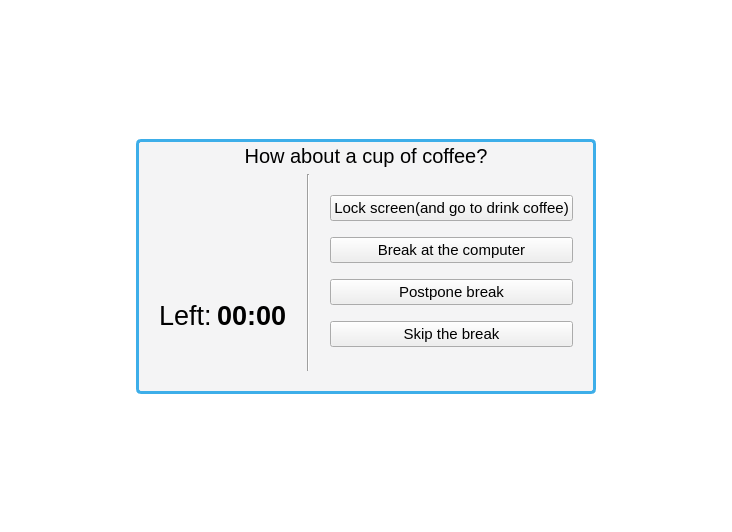
Old version of the form src/ui/forms/break_screen.ui in the repository Aksem/KoffeeBreak.
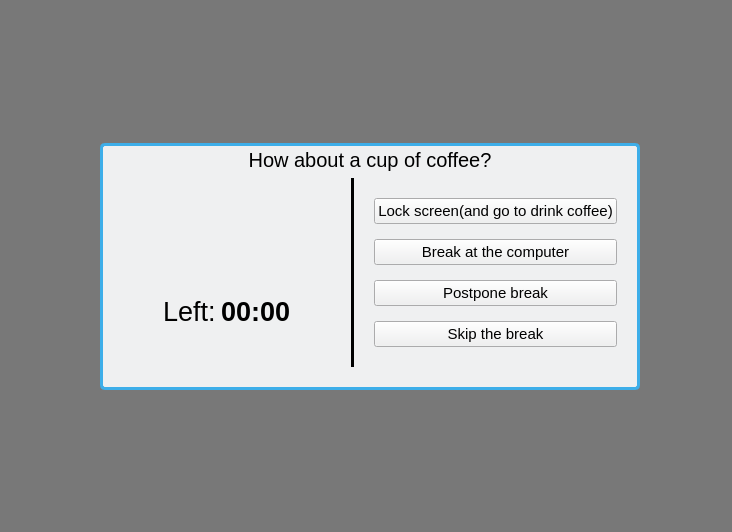
New version of the form.

Commit message: Added new function in settings and fixed bug counting breaks in timer

What changed in the file:
```diff
--- a/src/ui/forms/break_screen.ui
+++ b/src/ui/forms/break_screen.ui
@@ -13,12 +13,43 @@
   <property name="windowTitle">
    <string>Form</string>
   </property>
+  <layout class="QVBoxLayout" name="verticalLayout_4">
+   <property name="spacing">
+    <number>0</number>
+   </property>
+   <property name="leftMargin">
+    <number>0</number>
+   </property>
+   <property name="topMargin">
+    <number>0</number>
+   </property>
+   <property name="rightMargin">
+    <number>0</number>
+   </property>
+   <property name="bottomMargin">
+    <number>0</number>
+   </property>
+   <item>
+    <widget class="QWidget" name="widget" native="true">
   <property name="styleSheet">
-   <string notr="true">#mainWidget {
-background: transparent;
-}</string>
-  </property>
-  <layout class="QHBoxLayout" name="horizontalLayout_2" stretch="1,2,1">
+      <string notr="true">background-color: rgba(0, 0, 0, 127);</string>
+     </property>
+     <layout class="QHBoxLayout" name="horizontalLayout_2">
+      <property name="spacing">
+       <number>0</number>
+      </property>
+      <property name="leftMargin">
+       <number>0</number>
+      </property>
+      <property name="topMargin">
+       <number>0</number>
+      </property>
+      <property name="rightMargin">
+       <number>0</number>
+      </property>
+      <property name="bottomMargin">
+       <number>0</number>
+      </property>
    <item>
     <spacer name="horizontalSpacer">
      <property name="orientation">
@@ -26,14 +57,14 @@
      </property>
      <property name="sizeHint" stdset="0">
       <size>
-       <width>136</width>
-       <height>20</height>
+          <width>100</width>
+          <height>17</height>
       </size>
      </property>
     </spacer>
    </item>
    <item>
-    <layout class="QVBoxLayout" name="verticalLayout_4" stretch="1,2,1">
+       <layout class="QVBoxLayout" name="verticalLayout_3" stretch="1,0,1">
      <item>
       <spacer name="verticalSpacer">
        <property name="orientation">
@@ -49,11 +80,14 @@
      </item>
      <item>
       <widget class="QFrame" name="mainFrame">
+          <property name="autoFillBackground">
+           <bool>false</bool>
+          </property>
        <property name="styleSheet">
         <string notr="true">#mainFrame {
 	border: 3px solid #3daee9;
 	border-radius: 5px;
-	background-color: #f4f4f5;
+	background-color: #EFF0F1;
 }</string>
        </property>
        <property name="frameShape">
@@ -85,6 +119,12 @@
             <pointsize>15</pointsize>
            </font>
           </property>
+             <property name="autoFillBackground">
+              <bool>false</bool>
+             </property>
+             <property name="styleSheet">
+              <string notr="true">background-color: #EFF0F1;</string>
+             </property>
           <property name="text">
            <string>How about a cup of coffee?</string>
           </property>
@@ -121,7 +161,7 @@
                <bool>false</bool>
               </property>
               <property name="styleSheet">
-               <string notr="true"/>
+                  <string>background-color: #EFF0F1;</string>
               </property>
              </widget>
             </item>
@@ -156,6 +196,12 @@
                   <pointsize>20</pointsize>
                  </font>
                 </property>
+                   <property name="autoFillBackground">
+                    <bool>false</bool>
+                   </property>
+                   <property name="styleSheet">
+                    <string>background-color: #EFF0F1;</string>
+                   </property>
                 <property name="text">
                  <string>Left:</string>
                 </property>
@@ -170,6 +216,12 @@
                   <bold>true</bold>
                  </font>
                 </property>
+                   <property name="autoFillBackground">
+                    <bool>false</bool>
+                   </property>
+                   <property name="styleSheet">
+                    <string>background-color: #EFF0F1;</string>
+                   </property>
                 <property name="text">
                  <string>00:00</string>
                 </property>
@@ -213,6 +265,24 @@
           </item>
           <item>
            <widget class="Line" name="line">
+               <property name="windowModality">
+                <enum>Qt::NonModal</enum>
+               </property>
+               <property name="autoFillBackground">
+                <bool>false</bool>
+               </property>
+               <property name="styleSheet">
+                <string notr="true">background-color: #EFF0F1;</string>
+               </property>
+               <property name="frameShadow">
+                <enum>QFrame::Plain</enum>
+               </property>
+               <property name="lineWidth">
+                <number>3</number>
+               </property>
+               <property name="midLineWidth">
+                <number>0</number>
+               </property>
             <property name="orientation">
              <enum>Qt::Vertical</enum>
             </property>
@@ -244,6 +314,12 @@
               <property name="cursor">
                <cursorShape>ArrowCursor</cursorShape>
               </property>
+                 <property name="autoFillBackground">
+                  <bool>false</bool>
+                 </property>
+                 <property name="styleSheet">
+                  <string notr="true">background-color: #EFF0F1;</string>
+                 </property>
               <property name="text">
                <string>Lock screen(and go to drink coffee)</string>
               </property>
@@ -270,6 +346,12 @@
               <property name="cursor">
                <cursorShape>ArrowCursor</cursorShape>
               </property>
+                 <property name="autoFillBackground">
+                  <bool>false</bool>
+                 </property>
+                 <property name="styleSheet">
+                  <string notr="true">background-color: #EFF0F1;</string>
+                 </property>
               <property name="text">
                <string>Break at the computer</string>
               </property>
@@ -296,6 +378,12 @@
               <property name="cursor">
                <cursorShape>ArrowCursor</cursorShape>
               </property>
+                 <property name="autoFillBackground">
+                  <bool>false</bool>
+                 </property>
+                 <property name="styleSheet">
+                  <string notr="true">background-color: #EFF0F1;</string>
+                 </property>
               <property name="text">
                <string>Postpone break</string>
               </property>
@@ -322,6 +410,12 @@
               <property name="cursor">
                <cursorShape>ArrowCursor</cursorShape>
               </property>
+                 <property name="autoFillBackground">
+                  <bool>false</bool>
+                 </property>
+                 <property name="styleSheet">
+                  <string notr="true">background-color: #EFF0F1;</string>
+                 </property>
               <property name="text">
                <string>Skip the break</string>
               </property>
@@ -365,11 +459,14 @@
      </property>
      <property name="sizeHint" stdset="0">
       <size>
-       <width>136</width>
-       <height>20</height>
+          <width>17</width>
+          <height>17</height>
       </size>
      </property>
     </spacer>
+      </item>
+     </layout>
+    </widget>
    </item>
   </layout>
  </widget>
```
Lines whose indentation alone changed are shown as unchanged. The commit also changes 6 other files.
